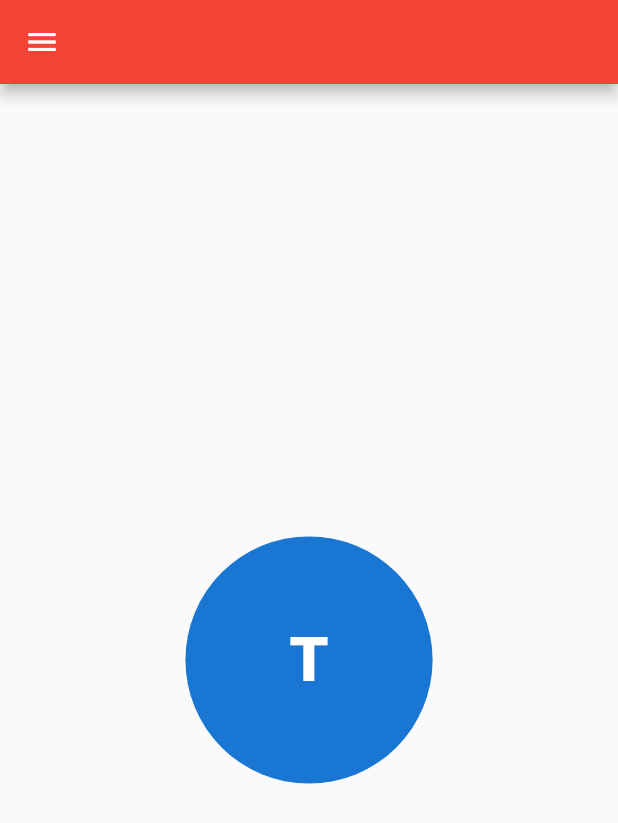
After one commit to Demenciusz/BBapp, a Flutter app: the ProfilePage screen opened directly, on a phone screen of 412 x 824 dp. The commit adds this screen. Shown: the top 823 px of the screen. Run offline on Flutter 3.47's test engine with Material 2 defaults, Android fonts, the phone set to English and light mode, and no system bars; our stand-ins replace bloc, cloud_firestore, firebase_auth, firebase_core, flutter_bloc; accounts and stored records are empty; network calls fail.

Commit message:
ProfilPage

```diff
--- a/lib/domain/page_menager.dart
+++ b/lib/domain/page_menager.dart
@@ -1,8 +1,8 @@
 import 'package:flutter/material.dart';
 import 'package:zaliczenie/cubit/page_cubit.dart';
-import 'package:zaliczenie/pages/loginRegisterPage/login_page.dart';
+import 'package:zaliczenie/pages/0loginRegisterPage/login_page.dart';
 import 'package:flutter_bloc/src/bloc_builder.dart';
-import 'package:zaliczenie/pages/homePage/home_page.dart';
+import 'package:zaliczenie/pages/1homePage/home_page.dart';
 
 Widget PageMenager() {
   return BlocBuilder<PageCubit, PageState>(
--- a/lib/pages/loginRegisterPage/login_page.dart
+++ b/lib/pages/0loginRegisterPage/login_page.dart
@@ -1,9 +1,9 @@
 import 'package:flutter/material.dart';
 //import 'package:flutter/services.dart';
 import 'package:zaliczenie/domain/firebase_auth_controller.dart';
-import 'package:zaliczenie/pages/loginRegisterPage/register_page.dart';
-import 'package:zaliczenie/pages/loginRegisterPage/widgets/textbutton.dart';
-import 'package:zaliczenie/pages/loginRegisterPage/widgets/textfield.dart';
+import 'package:zaliczenie/pages/0loginRegisterPage/register_page.dart';
+import 'package:zaliczenie/pages/0loginRegisterPage/widgets/textbutton.dart';
+import 'package:zaliczenie/pages/0loginRegisterPage/widgets/textfield.dart';
 
 class LoginPage extends StatefulWidget {
   const LoginPage({Key? key}) : super(key: key);
--- a/lib/pages/loginRegisterPage/register_page.dart
+++ b/lib/pages/0loginRegisterPage/register_page.dart
@@ -1,9 +1,9 @@
 import 'package:firebase_auth/firebase_auth.dart';
 import 'package:flutter/material.dart';
 import 'package:zaliczenie/domain/firebase_auth_controller.dart';
-import 'package:zaliczenie/pages/loginRegisterPage/widgets/dropdownbutton.dart';
-import 'package:zaliczenie/pages/loginRegisterPage/widgets/textbutton.dart';
-import 'package:zaliczenie/pages/loginRegisterPage/widgets/textfield.dart';
+import 'package:zaliczenie/pages/0loginRegisterPage/widgets/dropdownbutton.dart';
+import 'package:zaliczenie/pages/0loginRegisterPage/widgets/textbutton.dart';
+import 'package:zaliczenie/pages/0loginRegisterPage/widgets/textfield.dart';
 
 class RegisterPage extends StatefulWidget {
   const RegisterPage({super.key});
--- a/lib/pages/homePage/home_page.dart
+++ b/lib/pages/1homePage/home_page.dart
@@ -1,6 +1,6 @@
 import 'package:flutter/material.dart';
 import 'package:zaliczenie/domain/video.dart';
-import 'package:zaliczenie/pages/homePage/widgets/video_list.dart';
+import 'package:zaliczenie/pages/1homePage/widgets/video_list.dart';
 import 'package:zaliczenie/pages/widgets/drawer.dart';
 
 import '../../domain/firebase_auth_controller.dart';
--- a/lib/pages/homePage/widgets/video_list.dart
+++ b/lib/pages/1homePage/widgets/video_list.dart
@@ -1,7 +1,7 @@
 import 'package:flutter/material.dart';
 import 'package:zaliczenie/domain/video.dart';
 import 'package:zaliczenie/domain/video_menager.dart';
-import 'package:zaliczenie/pages/homePage/widgets/thumbnail.dart';
+import 'package:zaliczenie/pages/1homePage/widgets/thumbnail.dart';
 
 class VideoList extends StatelessWidget {
   const VideoList({required this.height});
--- /dev/null
+++ b/lib/pages/2profilePage/profile_page.dart
@@ -0,0 +1,25 @@
+import 'package:flutter/material.dart';
+import 'package:zaliczenie/pages/2profilePage/widgets/profilePhoto.dart';
+import 'package:zaliczenie/pages/widgets/drawer.dart';
+
+class ProfilePage extends StatelessWidget {
+  const ProfilePage({super.key});
+
+  @override
+  Widget build(BuildContext context) {
+    return Scaffold(
+      appBar: AppBar(backgroundColor: Colors.red),
+      drawer: MyDrawer(),
+      body: SizedBox(
+        width: MediaQuery.of(context).size.width,
+        child: Column(
+          mainAxisAlignment: MainAxisAlignment.center,
+          crossAxisAlignment: CrossAxisAlignment.center,
+          children: [
+            ProfilePhoto(width: MediaQuery.of(context).size.width * 0.2),
+          ],
+        ),
+      ),
+    );
+  }
+}
--- /dev/null
+++ b/lib/pages/2profilePage/widgets/profilePhoto.dart
@@ -0,0 +1,17 @@
+import 'package:flutter/material.dart';
+
+class ProfilePhoto extends StatelessWidget {
+  ProfilePhoto({required this.width});
+
+  double width;
+  @override
+  Widget build(BuildContext context) {
+    return CircleAvatar(
+      radius: width,
+      child: Text(
+        'T',
+        style: TextStyle(fontSize: width * 0.5),
+      ),
+    );
+  }
+}
```
Also changed, not shown: lib/main.dart (+17 -5 lines), lib/pages/5charactersPage/characters_page.dart (added, +16 -0 lines), lib/pages/0loginRegisterPage/widgets/dropdownbutton.dart (renamed from lib/pages/loginRegisterPage/widgets/dropdownbutton.dart), lib/pages/0loginRegisterPage/widgets/textbutton.dart (renamed from lib/pages/loginRegisterPage/widgets/textbutton.dart), lib/pages/0loginRegisterPage/widgets/textfield.dart (renamed from lib/pages/loginRegisterPage/widgets/textfield.dart), lib/pages/1homePage/widgets/thumbnail.dart (renamed from lib/pages/homePage/widgets/thumbnail.dart), lib/pages/3chatPage/chat_page.dart (added), lib/pages/4dicePage/dice_page.dart (added), lib/pages/charactersPage/characters_page.dart (deleted).
